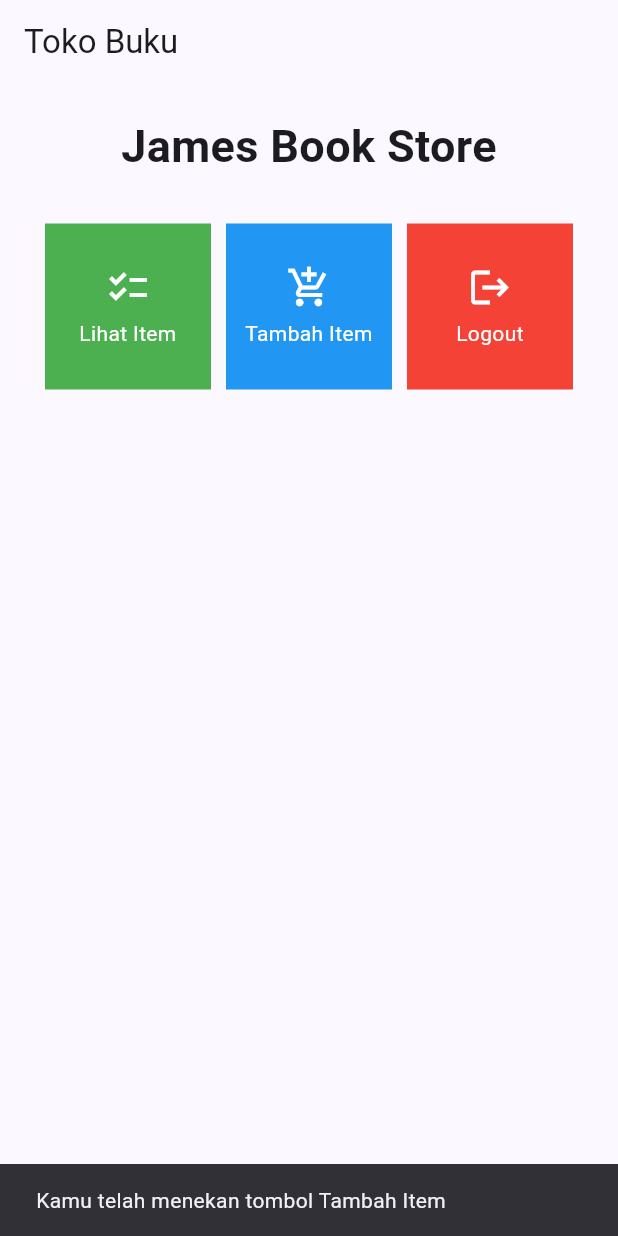
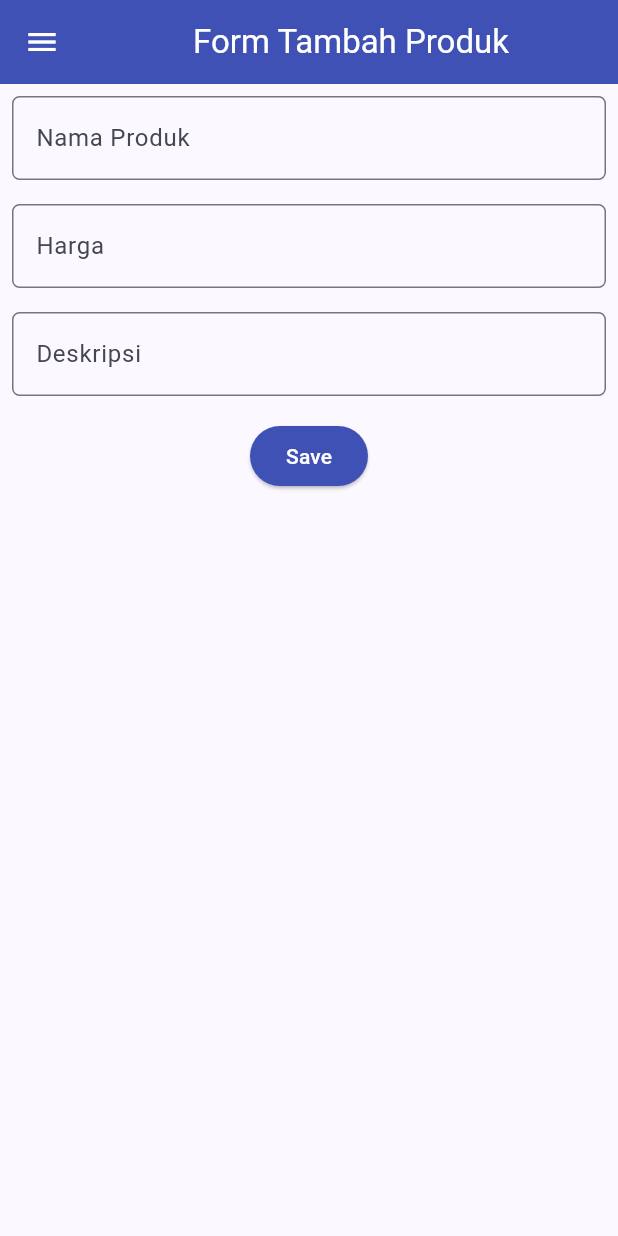
Before and after one commit to JamesTumbelaka/james-book-store, a Flutter app: the screen it shows after launch, after a tap on "Tambah Item", on a phone screen of 412 x 824 dp. Run offline on Flutter 3.47's test engine with Material 2 defaults, Android fonts, the light colour scheme and no system bars.

Commit message:
partially done on Tugas 8

```diff
--- a/lib/main.dart
+++ b/lib/main.dart
@@ -1,5 +1,5 @@
 import 'package:flutter/material.dart';
-import 'package:james_book_store/menu.dart';
+import 'package:james_book_store/screens/menu.dart';
 
 void main() {
   runApp(const MyApp());
@@ -10,7 +10,7 @@
   @override
   Widget build(BuildContext context) {
     return MaterialApp(
-      title: 'Flutter Demo',
+      title: 'James Book Store',
       theme: ThemeData(
         colorScheme: ColorScheme.fromSeed(seedColor: Colors.indigo),
         useMaterial3: true,
--- /dev/null
+++ b/lib/screens/booklist_form.dart
@@ -0,0 +1,161 @@
+import 'package:flutter/material.dart';
+import 'package:james_book_store/widgets/left_drawer.dart';
+
+class ShopFormPage extends StatefulWidget {
+    const ShopFormPage({super.key});
+
+    @override
+    State<ShopFormPage> createState() => _ShopFormPageState();
+}
+
+class _ShopFormPageState extends State<ShopFormPage> {
+  final _formKey = GlobalKey<FormState>();
+  String _name = "";
+  int _price = 0;
+  String _description = "";
+  @override
+  Widget build(BuildContext context) {
+    return Scaffold(
+      appBar: AppBar(
+        title: const Center(
+          child: Text(
+            'Form Tambah Produk',
+          ),
+        ),
+        backgroundColor: Colors.indigo,
+        foregroundColor: Colors.white,
+      ),
+      drawer: const LeftDrawer(),
+      body: Form(
+        key: _formKey,
+        child: SingleChildScrollView(
+          child: Column(
+            crossAxisAlignment: CrossAxisAlignment.start,
+            children: [
+              Padding(
+                padding: const EdgeInsets.all(8.0),
+                child: TextFormField(
+                  decoration: InputDecoration(
+                    hintText: "Nama Produk",
+                    labelText: "Nama Produk",
+                    border: OutlineInputBorder(
+                      borderRadius: BorderRadius.circular(5.0),
+                    ),
+                  ),
+                  onChanged: (String? value) {
+                    setState(() {
+                      _name = value!;
+                    });
+                  },
+                  validator: (String? value) {
+                    if (value == null || value.isEmpty) {
+                      return "Nama tidak boleh kosong!";
+                    }
+                    return null;
+                  },
+                ),
+              ),
+              Padding(
+                padding: const EdgeInsets.all(8.0),
+                child: TextFormField(
+                  decoration: InputDecoration(
+                    hintText: "Harga",
+                    labelText: "Harga",
+                    border: OutlineInputBorder(
+                      borderRadius: BorderRadius.circular(5.0),
+                    ),
+                  ),
+                  onChanged: (String? value) {
+                    setState(() {
+                      _price = int.parse(value!);
+                    });
+                  },
+                  validator: (String? value) {
+                    if (value == null || value.isEmpty) {
+                      return "Harga tidak boleh kosong!";
+                    }
+                    if (int.tryParse(value) == null) {
+                      return "Harga harus berupa angka!";
+                    }
+                    return null;
+                  },
+                ),
+              ),
+              Padding(
+                padding: const EdgeInsets.all(8.0),
+                child: TextFormField(
+                  decoration: InputDecoration(
+                    hintText: "Deskripsi",
+                    labelText: "Deskripsi",
+                    border: OutlineInputBorder(
+                      borderRadius: BorderRadius.circular(5.0),
+                    ),
+                  ),
+                  onChanged: (String? value) {
+                    setState(() {
+                      _description = value!;
+                    });
+                  },
+                  validator: (String? value) {
+                    if (value == null || value.isEmpty) {
+                      return "Deskripsi tidak boleh kosong!";
+                    }
+                    return null;
+                  },
+                ),
+              ),
+              Align(
+                alignment: Alignment.bottomCenter,
+                child: Padding(
+                  padding: const EdgeInsets.all(8.0),
+                  child: ElevatedButton(
+                    style: ButtonStyle(
+                      backgroundColor:
+                        MaterialStateProperty.all(Colors.indigo),
+                    ),
+                    onPressed: () {
+                      if (_formKey.currentState!.validate()) {
+                        showDialog(
+                          context: context,
+                          builder: (context) {
+                            return AlertDialog(
+                              title: const Text('Produk berhasil tersimpan'),
+                              content: SingleChildScrollView(
+                                child: Column(
+                                  crossAxisAlignment:
+                                      CrossAxisAlignment.start,
+                                  children: [
+                                    Text('Nama: $_name'),
+                                    Text('Harga: $_price'),
+                                    Text('Deskripsi: $_description'),
+                                  ],
+                                ),
+                              ),
+                              actions: [
+                                TextButton(
+                                  child: const Text('OK'),
+                                  onPressed: () {
+                                    Navigator.pop(context);
+                                  },
+                                ),
+                              ],
+                            );
+                          },
+                        );
+                      }
+                      _formKey.currentState!.reset();
+                    },
+                    child: const Text(
+                      "Save",
+                      style: TextStyle(color: Colors.white),
+                    ),
+                  ),
+                ),
+              ),
+            ]
+          )
+        ),
+      ),
+    );
+  }
+}
--- a/lib/menu.dart
+++ b/lib/screens/menu.dart
@@ -1,4 +1,7 @@
 import 'package:flutter/material.dart';
+import 'package:james_book_store/models/book.dart';
+import 'package:james_book_store/screens/booklist_list.dart';
+import 'package:james_book_store/screens/booklist_form.dart';
 
 void main() {
   runApp(MyApp());
@@ -24,6 +27,7 @@
     ShopItem("Tambah Item", Icons.add_shopping_cart, 'Kamu telah menekan tombol Tambah Item', Colors.blue),
     ShopItem("Logout", Icons.logout, 'Kamu telah menekan tombol Logout', Colors.red),
   ];
+  final List<Item> books = [];
 
   @override
   Widget build(BuildContext context) {
@@ -57,7 +61,7 @@
                 crossAxisCount: 3,
                 shrinkWrap: true,
                 children: items.map((ShopItem item) {
-                  return ShopCard(item);
+                  return ShopCard(item, books: books);
                 }).toList(),
               ),
             ],
@@ -79,8 +83,8 @@
 
 class ShopCard extends StatelessWidget {
   final ShopItem item;
-
-  const ShopCard(this.item, {super.key});
+  final List<Item> books;
+  const ShopCard(this.item, {required this.books, super.key});
 
   @override
   Widget build(BuildContext context) {
@@ -88,9 +92,25 @@
       color: item.color, // Menggunakan warna dari objek item
       child: InkWell(
         onTap: () {
-          ScaffoldMessenger.of(context)
-            ..hideCurrentSnackBar()
-            ..showSnackBar(SnackBar(content: Text(item.snackBarText)));
+          if (item.name == "Lihat Item") {
+            // Navigasi ke ProductListPage
+            Navigator.of(context).push(
+              MaterialPageRoute(
+                builder: (context) => ProductListPage(item: books),
+              ),
+            );
+          }
+          else if (item.name == "Tambah Item") {
+            // Navigate to the form to add a new item
+            Navigator.of(context).push(
+              MaterialPageRoute(builder: (context) => const ShopFormPage()),
+            );
+          } else {
+            // Show the snackbar for other items
+            ScaffoldMessenger.of(context)
+              ..hideCurrentSnackBar()
+              ..showSnackBar(SnackBar(content: Text(item.snackBarText)));
+          }
         },
         child: Container(
           padding: const EdgeInsets.all(8),
```
Also changed, not shown: lib/models/book.dart (added, +7 -0 lines), lib/screens/booklist_list.dart (added, +27 -0 lines), lib/widgets/book_card.dart (added, +58 -0 lines), lib/widgets/left_drawer.dart (added, +68 -0 lines), 1 other file.
